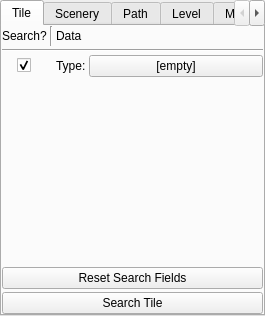
Qt form Editor/main_window/dock/wld_search_box.ui (WohlSoft/Moondust-Project) before a commit.
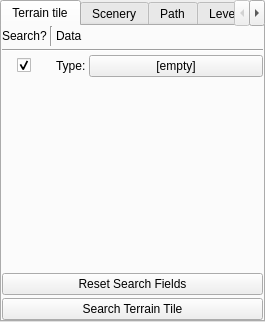
The same form after that commit. The open tabs and pages were chosen to show the change. Icons and pictures are not drawn.

```diff
--- a/Editor/main_window/dock/wld_search_box.ui
+++ b/Editor/main_window/dock/wld_search_box.ui
@@ -7,13 +7,13 @@
     <x>0</x>
     <y>0</y>
     <width>265</width>
-    <height>316</height>
+    <height>322</height>
    </rect>
   </property>
   <property name="minimumSize">
    <size>
     <width>265</width>
-    <height>316</height>
+    <height>322</height>
    </size>
   </property>
   <property name="windowIcon">
@@ -50,7 +50,7 @@
       </property>
       <widget class="QWidget" name="FindToolboxWLDPage1" native="true">
        <attribute name="title">
-        <string>Tile</string>
+        <string>Terrain tile</string>
        </attribute>
        <layout class="QGridLayout" name="gridLayout_21">
         <property name="leftMargin">
@@ -156,7 +156,7 @@
         <item row="5" column="0" colspan="4">
          <widget class="QPushButton" name="FindStartTile">
           <property name="text">
-           <string>Search Tile</string>
+           <string>Search Terrain Tile</string>
           </property>
          </widget>
         </item>
```
Left out of the diff: 12 changed lines with no effect on the pictures.
